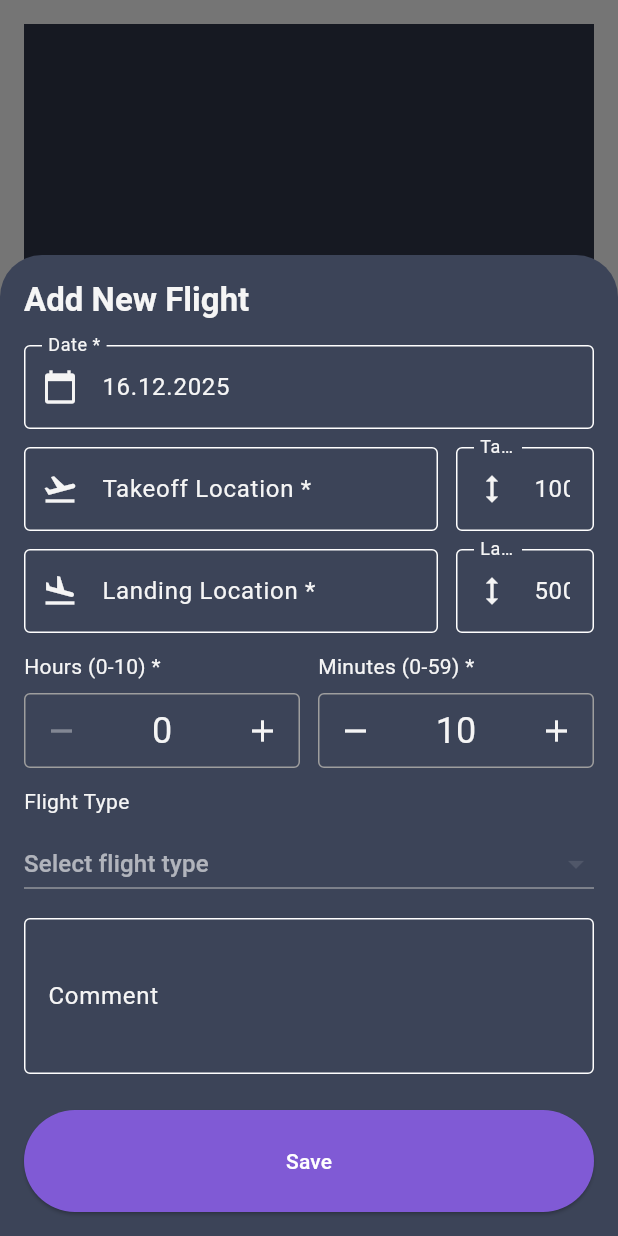
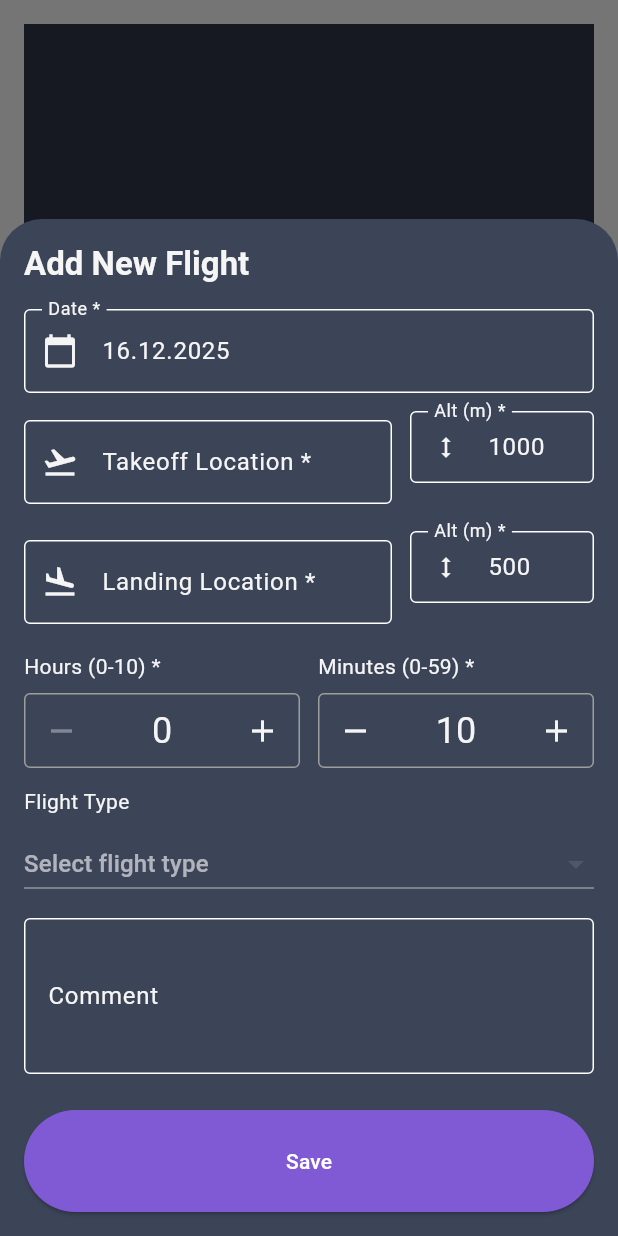
Before and after one commit to buddymajki/SAFETY_Flightdeck2, a Flutter app: the FlightBookScreen screen opened directly, after a tap on the "add" icon, on a phone screen of 412 x 824 dp. Run offline on Flutter 3.47's test engine with Material 3 defaults, Android fonts, the phone set to English and light mode, and no system bars; our stand-ins replace cloud_firestore, firebase_auth, firebase_core, shared_preferences; accounts and stored records are empty.

Commit message:
Fix altitude field alignment and label truncation

```diff
--- a/lib/screens/flightbook_screen.dart
+++ b/lib/screens/flightbook_screen.dart
@@ -477,10 +477,10 @@ class _AddEditFlightFormState extends State<_AddEditFlightForm> {
     'Takeoff_Location': {'en': 'Takeoff Location *', 'de': 'Startplatz *'},
     'Or_Select': {'en': 'Or select from school locations', 'de': 'Oder aus Schulpunkten auswählen'},
     'Type_Or_Select': {'en': 'Start typing or tap to select', 'de': 'Tippen oder antippen zum Auswählen'},
-    'Takeoff_Altitude': {'en': 'Takeoff Altitude (m) *', 'de': 'Starthöhe (m) *'},
+    'Takeoff_Altitude': {'en': 'Alt (m) *', 'de': 'Höhe (m) *'},
     'Auto_Filled': {'en': 'Auto-filled from location', 'de': 'Automatisch aus Standort gefüllt'},
     'Landing_Location': {'en': 'Landing Location *', 'de': 'Landeplatz *'},
-    'Landing_Altitude': {'en': 'Landing Altitude (m) *', 'de': 'Landehöhe (m) *'},
+    'Landing_Altitude': {'en': 'Alt (m) *', 'de': 'Höhe (m) *'},
     'Hours': {'en': 'Hours (0-10) *', 'de': 'Stunden (0-10) *'},
     'Minutes': {'en': 'Minutes (0-59) *', 'de': 'Minuten (0-59) *'},
     'Flight_Type': {'en': 'Flight Type', 'de': 'Flugtyp'},
@@ -1129,7 +1129,7 @@ class _AddEditFlightFormState extends State<_AddEditFlightForm> {
             Row(
               children: [
                 Expanded(
-                  flex: 3,
+                  flex: 2,
                   child: Autocomplete<Map<String, dynamic>>(
                     key: ValueKey<String>('takeoff_${_selectedFormSchoolId ?? 'none'}'),
                     initialValue: TextEditingValue(text: _takeoffController.text),
@@ -1216,8 +1216,9 @@ class _AddEditFlightFormState extends State<_AddEditFlightForm> {
                       labelText: _t('Takeoff_Altitude', lang),
                       prefixIcon: const Icon(Icons.height),
                       border: const OutlineInputBorder(),
+                      isDense: true,
                       enabled: canEditDateAndLocation,
-                      helperText: _takeoffFromDropdown ? _t('Auto_Filled', lang) : null,
+                      helperText: _takeoffFromDropdown ? _t('Auto_Filled', lang) : ' ',
                     ),
                   ),
                 ),
@@ -1229,7 +1230,7 @@ class _AddEditFlightFormState extends State<_AddEditFlightForm> {
             Row(
               children: [
                 Expanded(
-                  flex: 3,
+                  flex: 2,
                   child: Autocomplete<Map<String, dynamic>>(
                     key: ValueKey<String>('landing_${_selectedFormSchoolId ?? 'none'}'),
                     initialValue: TextEditingValue(text: _landingController.text),
@@ -1316,8 +1317,9 @@ class _AddEditFlightFormState extends State<_AddEditFlightForm> {
                       labelText: _t('Landing_Altitude', lang),
                       prefixIcon: const Icon(Icons.height),
                       border: const OutlineInputBorder(),
+                      isDense: true,
                       enabled: canEditDateAndLocation,
-                      helperText: _landingFromDropdown ? _t('Auto_Filled', lang) : null,
+                      helperText: _landingFromDropdown ? _t('Auto_Filled', lang) : ' ',
                     ),
                   ),
                 ),
```
